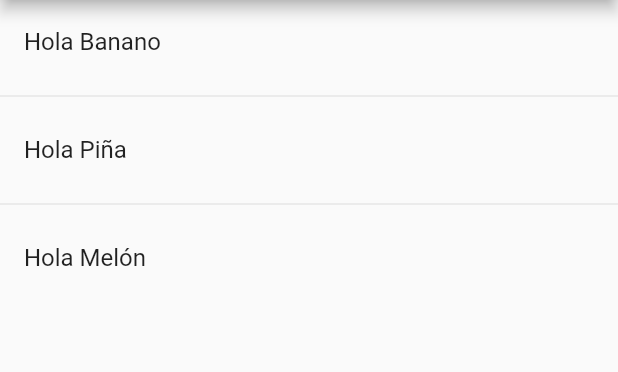
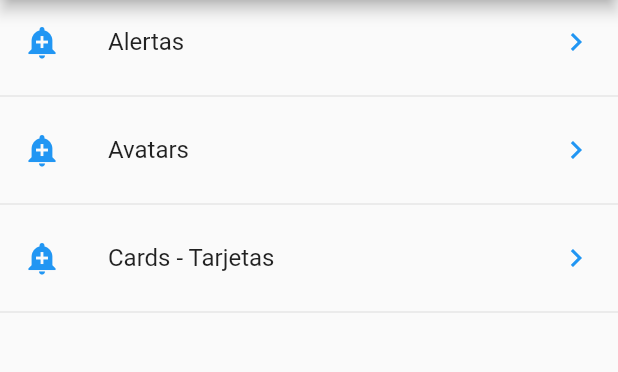
Before and after one commit to leopg17/componentes2, a Flutter app: the screen it shows after launch, on a phone screen of 412 x 824 dp, the part 84-456 px from its top. Run offline on Flutter 3.47's test engine with Material 2 defaults, Android fonts, the phone set to English and light mode, and no system bars.

Commit message:
Future Builder

```diff
--- a/lib/src/pages/home_page.dart
+++ b/lib/src/pages/home_page.dart
@@ -49,13 +49,25 @@ class HomePage extends StatelessWidget {
   }
 
   List<Widget> _listaItems(List<dynamic> data) {
-    return [
-      ListTile(title: Text('Hola Banano')),
-      Divider(),
-      ListTile(title: Text('Hola Piña')),
-      Divider(),
-      ListTile(title: Text('Hola Melón')),
-    ];
+    final List<Widget> opciones = [];
+
+    data.forEach((opt){
+
+      final widgetTemp = ListTile(
+        title: Text(opt['texto']),
+        leading: Icon(Icons.add_alert, color: Colors.blue,),
+        trailing: Icon(Icons.keyboard_arrow_right, color: Colors.blue),
+        onTap: (){
+
+        },
+      );
+
+      opciones..add(widgetTemp)
+              ..add(Divider());
+
+    });
+
+    return opciones;
 
   }
 }
```
